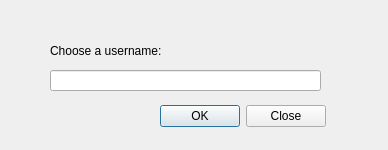
Above: Src/UIs/usernameDialog.ui from melvyn2/ThatChat before the change. Below: the same form after it.
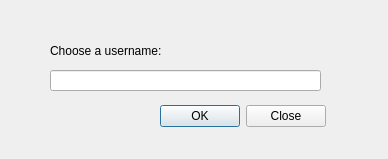
That is the form after the change.

The edit to the form file:
```diff
--- a/Src/UIs/usernameDialog.ui
+++ b/Src/UIs/usernameDialog.ui
@@ -7,7 +7,7 @@
     <x>0</x>
     <y>0</y>
     <width>388</width>
-    <height>150</height>
+    <height>159</height>
    </rect>
   </property>
   <property name="windowTitle">
@@ -59,8 +59,8 @@
    <property name="geometry">
     <rect>
      <x>50</x>
-     <y>105</y>
-     <width>111</width>
+     <y>130</y>
+     <width>266</width>
      <height>16</height>
     </rect>
    </property>
```
